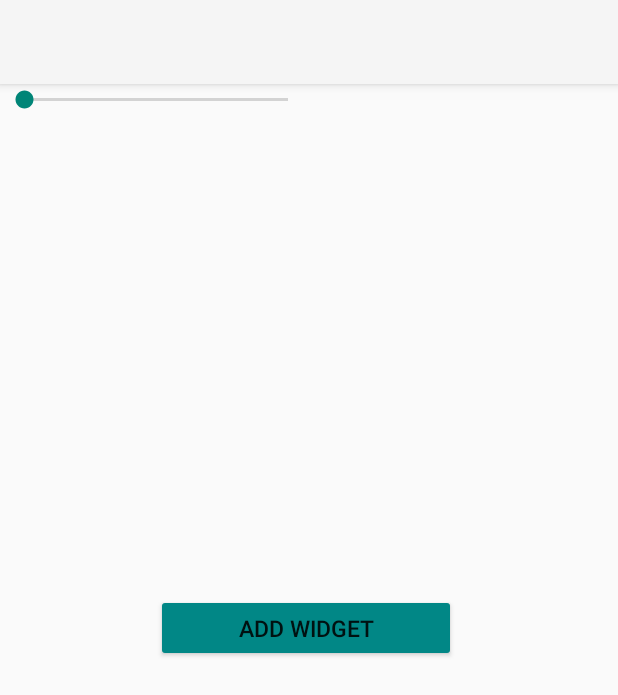
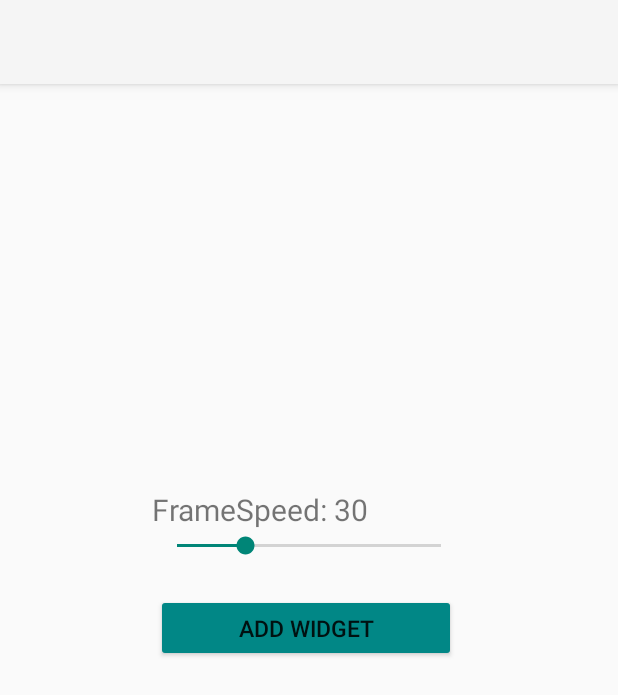
Before and after one commit to richardlee-kr/HelltakerM, an Android app: the screen it shows after launch (MainActivity), on a phone screen of 412 x 824 dp. Shown: the top 695 px of the screen. Run offline under Robolectric (Android 15) with nearby library versions, the light colour scheme and no system bars.

Commit message:
Frame speed control with seekbar

```diff
--- a/app/src/main/java/com/example/floatingwidget/MainActivity.java
+++ b/app/src/main/java/com/example/floatingwidget/MainActivity.java
@@ -2,32 +2,63 @@ package com.example.floatingwidget;
 
 import androidx.annotation.Nullable;
 import androidx.appcompat.app.AppCompatActivity;
-import androidx.core.content.ContextCompat;
 
 import android.content.Intent;
 import android.net.Uri;
 import android.os.Bundle;
 import android.os.Build;
 import android.provider.Settings;
+import android.util.Log;
 import android.widget.Button;
 import android.view.View;
+import android.widget.SeekBar;
+import android.widget.TextView;
 import android.widget.Toast;
 
 public class MainActivity extends AppCompatActivity {
 
-    Button buttonAddWidget; //Buttono to Add Widget
+    SeekBar frame_bar; //frame speed controller
+    TextView frame_text; //frame speed text
+    Button addButtonWidget; //Button to Add Widget
+
+    int frameSpeed = 30;
 
     @Override
     protected void onCreate(Bundle savedInstanceState) {
         super.onCreate(savedInstanceState);
         setContentView(R.layout.activity_main);
 
-        buttonAddWidget = (Button) findViewById(R.id.button_widget); //find the button in layout
+        frame_bar = (SeekBar) findViewById(R.id.frame_speed);
+        frame_text = (TextView) findViewById(R.id.frame_speed_text);
+        addButtonWidget = (Button) findViewById(R.id.button_widget); //find the button in layout
 
+        frame_bar.incrementProgressBy(1);
 
         getPermission(); //try to get overlay permission
 
-        buttonAddWidget.setOnClickListener(new View.OnClickListener() { //Button Click Event
+        frame_bar.setOnSeekBarChangeListener(new SeekBar.OnSeekBarChangeListener() {
+            @Override
+            public void onProgressChanged(SeekBar seekBar, int progress, boolean fromUser) {
+                if (progress <= 0)
+                {
+                    progress = 1;
+                }
+                frame_text.setText("FrameSpeed: "+progress);
+                frameSpeed = progress;
+            }
+
+            @Override
+            public void onStartTrackingTouch(SeekBar seekBar) {
+
+            }
+
+            @Override
+            public void onStopTrackingTouch(SeekBar seekBar) {
+
+            }
+        });
+
+        addButtonWidget.setOnClickListener(new View.OnClickListener() { //Button Click Event
             @Override
             public void onClick(View view) {
                 if (Build.VERSION.SDK_INT >= Build.VERSION_CODES.M) { //if current version is higher than Marshmallow (6.0)
@@ -38,6 +69,7 @@ public class MainActivity extends AppCompatActivity {
                     else //if overlay permission
                     {
                         Intent intent = new Intent(MainActivity.this, WidgetService.class); //create intent of WidgetService
+                        intent.putExtra("speed", frameSpeed); //frame Speed transmit
                         startService(intent); //start Widget
                         finish(); //end MainActivity
                     }
--- a/app/src/main/res/layout/activity_main.xml
+++ b/app/src/main/res/layout/activity_main.xml
@@ -21,10 +21,33 @@
         app:layout_constraintTop_toTopOf="parent" />
 
     <SeekBar
-        android:id="@+id/seekBar"
+        android:id="@+id/frame_speed"
         android:layout_width="208dp"
         android:layout_height="21dp"
-        tools:layout_editor_absoluteX="101dp"
-        tools:layout_editor_absoluteY="297dp" />
+        android:layout_marginStart="101dp"
+        android:layout_marginLeft="101dp"
+        android:layout_marginTop="297dp"
+        android:layout_marginEnd="102dp"
+        android:layout_marginRight="102dp"
+        android:layout_marginBottom="22dp"
+        android:max="120"
+        android:progress="30"
+        app:layout_constraintBottom_toTopOf="@+id/button_widget"
+        app:layout_constraintEnd_toEndOf="parent"
+        app:layout_constraintStart_toStartOf="parent"
+        app:layout_constraintTop_toTopOf="parent" />
+
+    <TextView
+        android:id="@+id/frame_speed_text"
+        android:layout_width="wrap_content"
+        android:layout_height="wrap_content"
+        android:layout_marginStart="101dp"
+        android:layout_marginLeft="101dp"
+        android:layout_marginTop="270dp"
+        android:text="FrameSpeed: 30"
+        android:textSize="20sp"
+        app:layout_constraintBottom_toTopOf="@+id/frame_speed"
+        app:layout_constraintStart_toStartOf="parent"
+        app:layout_constraintTop_toTopOf="parent" />
 
 </androidx.constraintlayout.widget.ConstraintLayout>
```
Also changed, not shown: app/src/main/java/com/example/floatingwidget/WidgetService.java (+18 -22 lines), app/src/main/res/drawable/cerberus.xml (deleted, +0 -15 lines).
